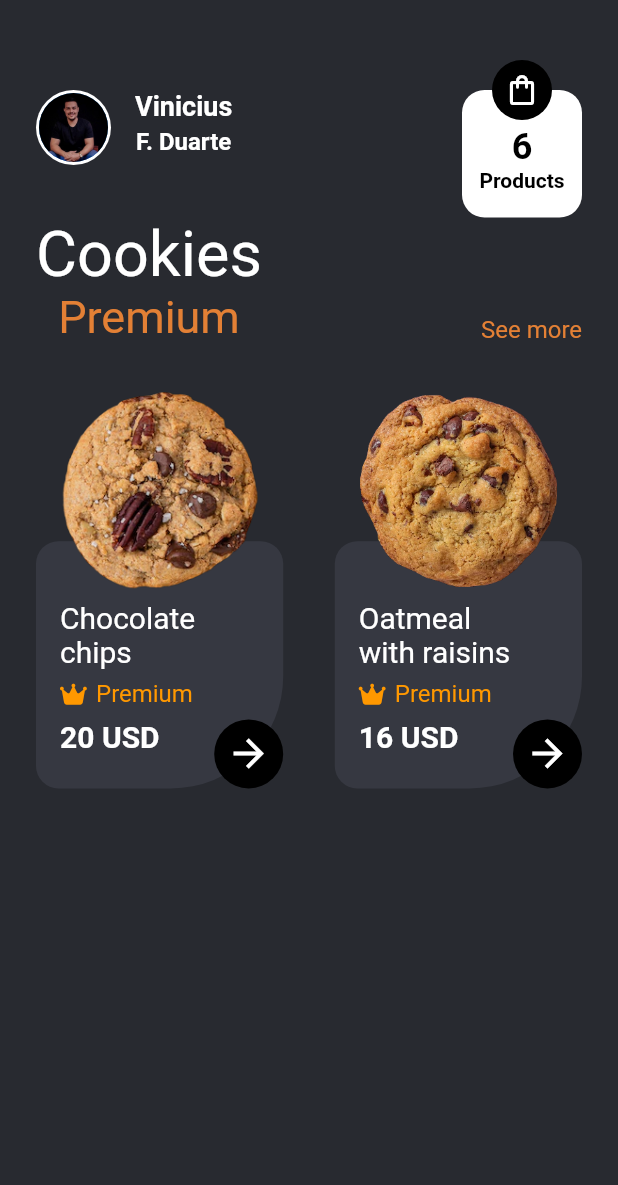
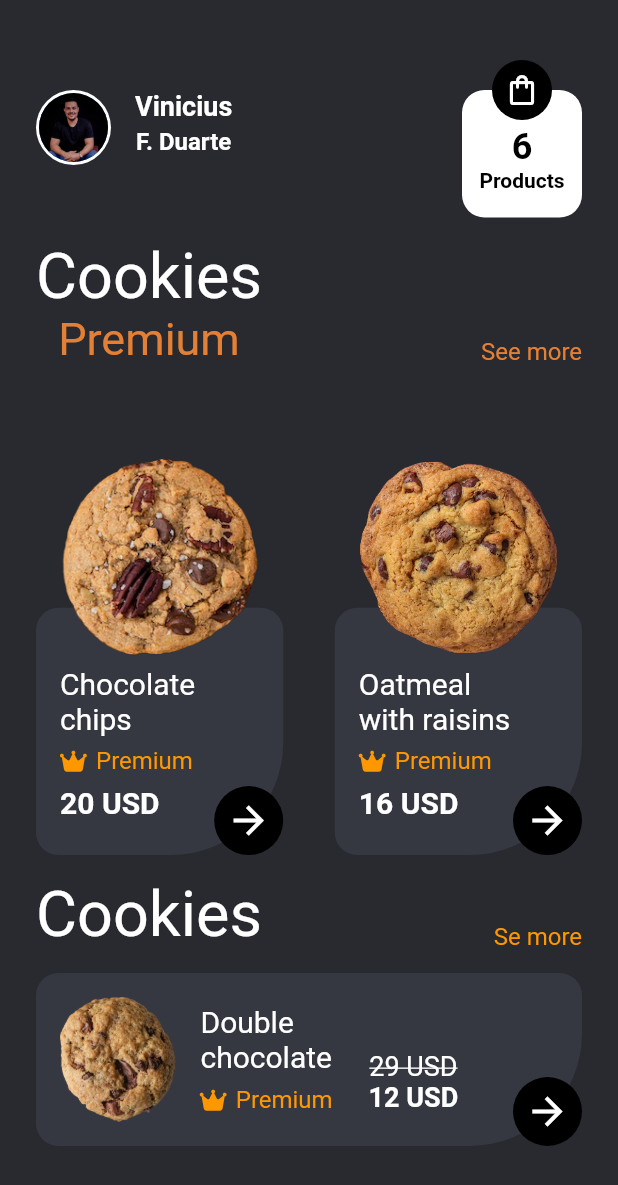
Before and after one commit to francovinicius/cockiesUi, a Flutter app: the screen it shows after launch, on a phone screen of 412 x 824 dp. Shown: the top 1185 px of the screen. Run offline on Flutter 3.47's test engine with Material 2 defaults, Android fonts, the phone set to English and light mode, and no system bars; our stand-ins replace font_awesome_flutter.

Commit message:
Add cookie card horizontal widget

```diff
--- a/lib/pages/home/home_page.dart
+++ b/lib/pages/home/home_page.dart
@@ -5,6 +5,8 @@ import '../../models/cookies.dart';
 import '../widgets/cart.dart';
 import '../widgets/avatar.dart';
 import '../widgets/cookies_bar.dart';
+import '../widgets/horizontal_cookie_card.dart';
+import '../widgets/offers_bar.dart';
 import '../widgets/personal_infor.dart';
 
 class HomePage extends StatelessWidget {
@@ -15,30 +17,54 @@ class HomePage extends StatelessWidget {
     var size = MediaQuery.of(context).size;
     return Scaffold(
         backgroundColor: background,
-        body: Padding(
+        body: body(size: size),
+    );
+  }
+}
+
+class body extends StatelessWidget {
+  const body({
+    super.key,
+    required this.size,
+  });
+
+  final Size size;
+
+  @override
+  Widget build(BuildContext context) {
+    return Padding(
       padding: const EdgeInsets.symmetric(vertical: 60, horizontal: 24),
       child: Column(
-            //mainAxisAlignment: MainAxisAlignment.spaceBetween,
+        mainAxisAlignment: MainAxisAlignment.spaceBetween,
         children: [
           const Row(
             crossAxisAlignment: CrossAxisAlignment.start,
             children: [
               Avatar(),
-                  SizedBox(width: 16,),
+              SizedBox(
+                width: 16,
+              ),
               PersonalInfo(),
               Spacer(),
               Cart(),
             ],
           ),
           const CookiesBar(),
-              SizedBox(height: size.height * 0.16,),
+          SizedBox(
+            height: size.height * 0.16,
+          ),
           Row(
             mainAxisAlignment: MainAxisAlignment.spaceBetween,
-                children: cookies.map((e) => CookieCard(cookie: e),).toList(),
+            children: cookies
+                .map(
+                  (e) => CookieCard(cookie: e),
+                )
+                .toList(),
           ),
-
+          const OffersBar(),
+          const HorizontalCookieCard()
         ],
       ),
-        ));
+    );
   }
 }
--- /dev/null
+++ b/lib/pages/widgets/horizontal_cookie_card.dart
@@ -0,0 +1,88 @@
+import 'package:cockies_ui/colors.dart';
+import 'package:cockies_ui/pages/widgets/container_arrow.dart';
+import 'package:cockies_ui/pages/widgets/premium.dart';
+import 'package:flutter/material.dart';
+
+class HorizontalCookieCard extends StatelessWidget {
+  const HorizontalCookieCard({super.key});
+
+  @override
+  Widget build(BuildContext context) {
+    var size = MediaQuery.of(context).size;
+    return Stack(
+      children: [ Container(
+        height: size.height * 0.14,
+        decoration: const BoxDecoration(
+          color: buttonColor,
+          borderRadius: BorderRadius.only(
+            topLeft: Radius.circular(15),
+            topRight: Radius.circular(15),
+            bottomLeft: Radius.circular(15),
+            bottomRight: Radius.circular(75),
+          ),
+        ),
+        child: Row(
+          children: [
+            Container(
+              padding: const EdgeInsets.all(16),
+              child: Image.asset("assets/3.png"),
+            ),
+            const Padding(
+              padding: EdgeInsets.symmetric(vertical: 20),
+              child: Row(
+                children: [
+                  Column(
+                    mainAxisAlignment: MainAxisAlignment.center,
+                    children: [
+                      Text(
+                        "Double\nchocolate",
+                        style: TextStyle(
+                          color: Colors.white,
+                          fontSize: 20,
+                        ),
+                      ),
+                      SizedBox(
+                        height: 8,
+                      ),
+                      Premium(),
+                    ],
+                  ),
+                  SizedBox(
+                    width: 24,
+                  ),
+
+                  Column(
+                    mainAxisAlignment: MainAxisAlignment.end,
+                    children: [
+                      Text(
+                        "29 USD",
+                        style: TextStyle(
+                          color: Colors.white,
+                          fontSize: 18,
+                          decoration: TextDecoration.lineThrough,
+                        ),
+                      ),
+                      Text(
+                        "12 USD",
+                        style: TextStyle(
+                          color: Colors.white,
+                          fontSize: 18,
+                          fontWeight: FontWeight.bold,
+                        ),
+                      ),
+                      SizedBox(
+                        height: 2,
+                      )
+                    ],
+                  )
+                ],
+              ),
+            )
+          ],
+        ),
+      ),
+        const Positioned(right: 0, bottom: 0, child: ContainerArrow())
+    ],
+    );
+  }
+}
--- /dev/null
+++ b/lib/pages/widgets/offers_bar.dart
@@ -0,0 +1,19 @@
+import 'package:flutter/material.dart';
+
+class OffersBar extends StatelessWidget {
+  const OffersBar({
+    super.key,
+  });
+
+  @override
+  Widget build(BuildContext context) {
+    return const Row(
+      mainAxisAlignment: MainAxisAlignment.spaceBetween,
+      crossAxisAlignment: CrossAxisAlignment.end,
+      children: [
+        Text("Cookies", style: TextStyle(color: Colors.white, fontSize: 42,),),
+        Text("Se more", style: TextStyle(color: Colors.orange, fontSize: 16,),),
+      ],
+    );
+  }
+}
```
Lines whose indentation alone changed are shown as unchanged.
